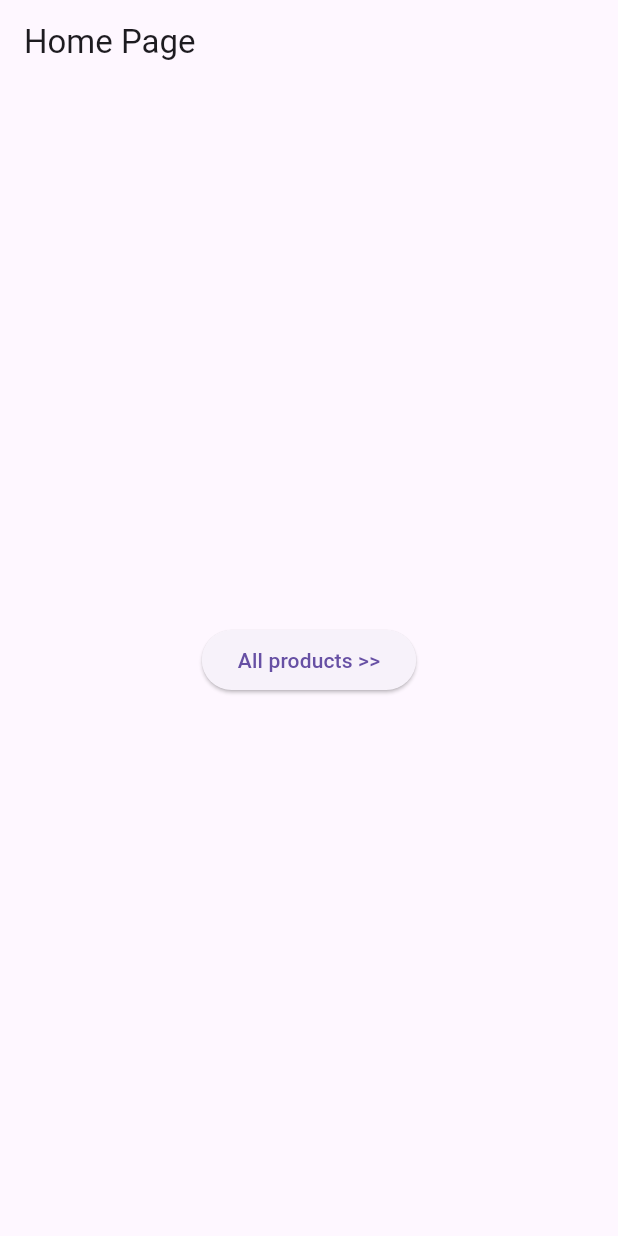
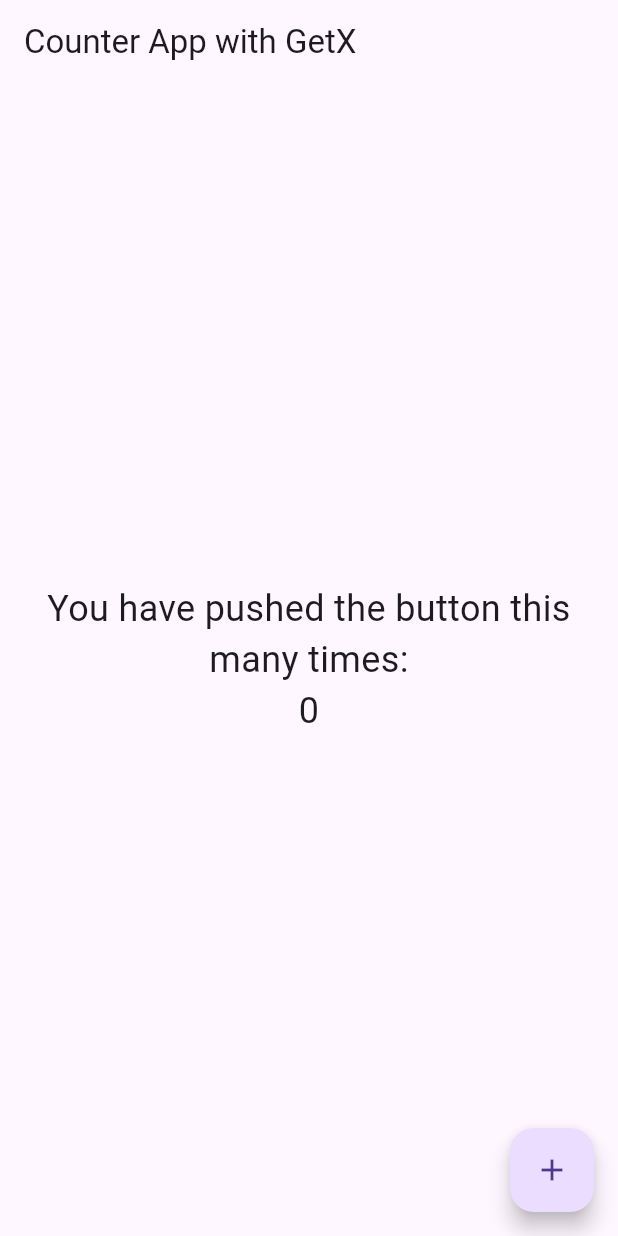
Before and after one commit to hafid-js/Flutter-GetX, a Flutter app: the screen it shows after launch, on a phone screen of 412 x 824 dp. Run offline on Flutter 3.47's test engine with Material 3 defaults, Android fonts, the phone set to English and light mode, and no system bars; our stand-ins replace get.

Commit message:
getX Snack Bar

```diff
--- a/lib/main.dart
+++ b/lib/main.dart
@@ -1,12 +1,8 @@
 import 'package:flutter/material.dart';
-import 'package:flutter_getx/pages/detail.dart';
-import 'package:flutter_getx/pages/home.dart';
-import 'package:flutter_getx/pages/product.dart';
-import 'package:flutter_getx/routes/app_pages.dart';
 import 'package:get/get.dart';
 
 void main() {
-  runApp(MyApp());
+  runApp(const MyApp());
 }
 
 class MyApp extends StatelessWidget {
@@ -15,8 +11,58 @@ class MyApp extends StatelessWidget {
   @override
   Widget build(BuildContext context) {
     return GetMaterialApp(
-      home: HomePage(),
-      getPages: AppPages.pages
+      debugShowCheckedModeBanner: false,
+      title: 'Flutter GetX Counter with Snackbar',
+      home: const HomePage(),
     );
   }
 }
+
+class CounterController extends GetxController {
+  var count = 0.obs;
+
+  void increment() {
+    count++;
+    Get.snackbar(
+      'Berhasil!',
+      'Kamu menekan tombol sebanyak $count kali.',
+      snackPosition: SnackPosition.BOTTOM,
+      duration: const Duration(milliseconds: 800),
+      backgroundColor: Colors.amber,
+      backgroundGradient: LinearGradient(colors: [Colors.purple, Colors.green]),
+      borderColor: Colors.red,
+      borderWidth: 5,
+      onTap: (_) {
+      },
+      icon: Icon(Icons.ac_unit, color: Colors.white,),
+      shouldIconPulse: false,
+      snackStyle: SnackStyle.GROUNDED
+    );
+  }
+}
+
+class HomePage extends StatelessWidget {
+  const HomePage({super.key});
+
+  @override
+  Widget build(BuildContext context) {
+    final CounterController controller = Get.put(CounterController());
+
+    return Scaffold(
+      appBar: AppBar(title: const Text('Counter App with GetX')),
+      body: Center(
+        child: Obx(
+          () => Text(
+            'You have pushed the button this many times:\n${controller.count}',
+            textAlign: TextAlign.center,
+            style: const TextStyle(fontSize: 24),
+          ),
+        ),
+      ),
+      floatingActionButton: FloatingActionButton(
+        onPressed: controller.increment,
+        child: const Icon(Icons.add),
+      ),
+    );
+  }
+}
--- a/lib/pages/home.dart
+++ /dev/null
@@ -1,17 +0,0 @@
-import 'package:flutter/material.dart';
-import 'package:get/get.dart';
-
-class HomePage extends StatelessWidget {
-
-  @override
-  Widget build(BuildContext context) {
-    return Scaffold(
-      appBar: AppBar(
-        title: Text("Home Page"),
-      ),
-      body: Center(
-        child: ElevatedButton(onPressed: () => Get.toNamed('/product'), child: Text("All products >>")),
-      ),
-    );
-  }
-}
--- a/lib/routes/app_pages.dart
+++ /dev/null
@@ -1,13 +0,0 @@
-import 'package:flutter_getx/pages/detail.dart';
-import 'package:flutter_getx/pages/home.dart';
-import 'package:flutter_getx/pages/product.dart';
-import 'package:flutter_getx/routes/routes_name.dart';
-import 'package:get/get.dart';
-
-class AppPages {
-  static final pages = [
-        GetPage(name: RoutesName.home, page: () => HomePage()),
-        GetPage(name: RoutesName.product, page: () => ProductPage()),
-        GetPage(name: RoutesName.product + '/:id?', page: () => DetailPage()),
-      ];
-}
--- a/lib/routes/routes_name.dart
+++ /dev/null
@@ -1,4 +0,0 @@
-abstract class RoutesName {
-  static const home = '/';
-  static const product = '/product';
-}
```
Also changed, not shown: lib/pages/detail.dart (deleted, +0 -22 lines), lib/pages/product.dart (deleted, +0 -31 lines).
